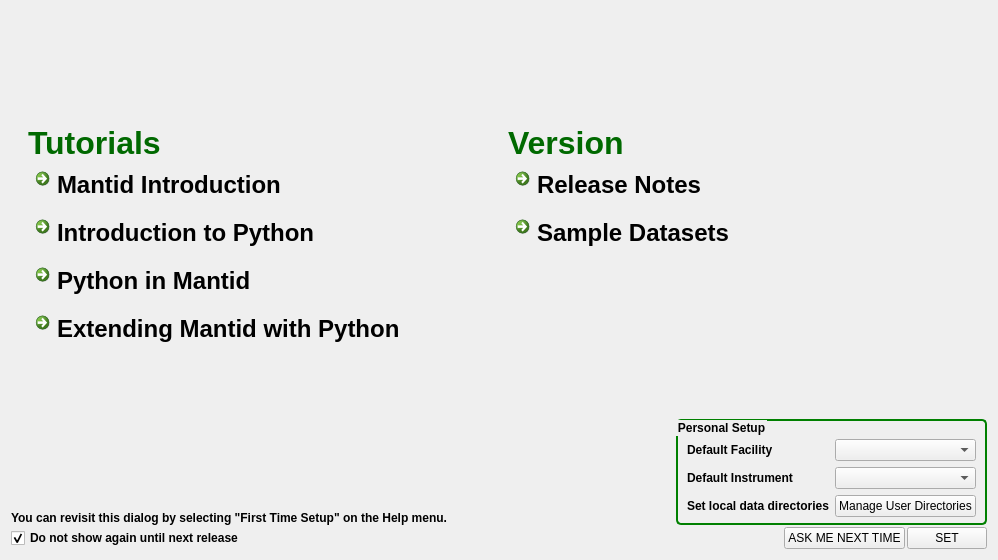
First picture: the form in Code/Mantid/MantidPlot/src/Mantid/FirstTimeSetup.ui, repository mantidproject/mantid, before the edit.
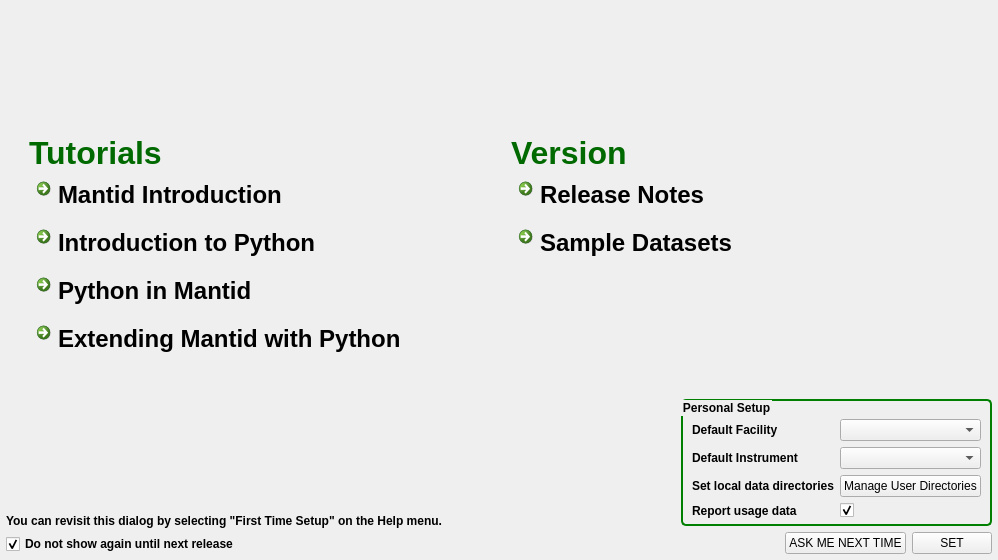
Second picture: the form after the edit. Icons and pictures are not drawn. Custom widgets are drawn as their Qt base class.

Commit message: re #10772 add opt out with confirmation to first use dialog

The edit to the form file:
```diff
--- a/Code/Mantid/MantidPlot/src/Mantid/FirstTimeSetup.ui
+++ b/Code/Mantid/MantidPlot/src/Mantid/FirstTimeSetup.ui
@@ -40,23 +40,29 @@
    <string notr="true">QDialog#FirstTimeSetup{background-image: url(:/First_use_Background.png);}
 </string>
   </property>
-  <layout class="QVBoxLayout" name="verticalLayout">
-   <property name="spacing">
-    <number>2</number>
+  <layout class="QVBoxLayout" name="verticalLayout_3">
+   <property name="leftMargin">
+    <number>6</number>
    </property>
    <property name="topMargin">
-    <number>125</number>
+    <number>135</number>
+   </property>
+   <property name="rightMargin">
+    <number>6</number>
+   </property>
+   <property name="bottomMargin">
+    <number>6</number>
    </property>
    <item>
     <layout class="QGridLayout" name="gridLayout">
      <property name="leftMargin">
-      <number>17</number>
+      <number>23</number>
      </property>
      <property name="spacing">
       <number>0</number>
      </property>
-     <item row="1" column="1">
-      <widget class="QCommandLinkButton" name="clbReleaseNotes">
+     <item row="7" column="0">
+      <widget class="QCommandLinkButton" name="clbExtendingMantid">
        <property name="font">
         <font>
          <family>Segoe UI</family>
@@ -69,11 +75,10 @@
         <enum>Qt::LeftToRight</enum>
        </property>
        <property name="styleSheet">
-        <string notr="true">color: rgb(0, 128, 0);
-color: rgb(0, 0, 0);</string>
+        <string notr="true">color: rgb(0, 0, 0);</string>
        </property>
        <property name="text">
-        <string>Release Notes</string>
+        <string>Extending Mantid with Python</string>
        </property>
        <property name="icon">
         <iconset resource="../../../Images/images.qrc">
@@ -90,25 +95,41 @@
        </property>
       </widget>
      </item>
-     <item row="0" column="1">
-      <widget class="QLabel" name="lblVersion">
+     <item row="6" column="0">
+      <widget class="QCommandLinkButton" name="clbPythonInMantid">
        <property name="font">
         <font>
          <family>Segoe UI</family>
-         <pointsize>24</pointsize>
+         <pointsize>18</pointsize>
          <weight>75</weight>
          <bold>true</bold>
         </font>
        </property>
+       <property name="layoutDirection">
+        <enum>Qt::LeftToRight</enum>
+       </property>
        <property name="styleSheet">
-        <string notr="true">color: rgb(0, 105, 0);</string>
+        <string notr="true">color: rgb(0, 0, 0);</string>
        </property>
        <property name="text">
-        <string>Version </string>
+        <string>Python in Mantid</string>
        </property>
+       <property name="icon">
+        <iconset resource="../../../Images/images.qrc">
+         <normaloff>:/win/running_process.png</normaloff>:/win/running_process.png</iconset>
+       </property>
+       <property name="iconSize">
+        <size>
+         <width>32</width>
+         <height>32</height>
+        </size>
+       </property>
+       <property name="checkable">
+        <bool>false</bool>
+       </property>
       </widget>
      </item>
-     <item row="2" column="0">
+     <item row="5" column="0">
       <widget class="QCommandLinkButton" name="clbPythonIntroduction">
        <property name="font">
         <font>
@@ -142,7 +163,7 @@
        </property>
       </widget>
      </item>
-     <item row="1" column="0">
+     <item row="4" column="0">
       <widget class="QCommandLinkButton" name="clbMantidIntroduction">
        <property name="font">
         <font>
@@ -194,7 +215,60 @@
        </property>
       </widget>
      </item>
-     <item row="2" column="1">
+     <item row="0" column="1">
+      <widget class="QLabel" name="lblVersion">
+       <property name="font">
+        <font>
+         <family>Segoe UI</family>
+         <pointsize>24</pointsize>
+         <weight>75</weight>
+         <bold>true</bold>
+        </font>
+       </property>
+       <property name="styleSheet">
+        <string notr="true">color: rgb(0, 105, 0);</string>
+       </property>
+       <property name="text">
+        <string>Version </string>
+       </property>
+      </widget>
+     </item>
+     <item row="4" column="1">
+      <widget class="QCommandLinkButton" name="clbReleaseNotes">
+       <property name="font">
+        <font>
+         <family>Segoe UI</family>
+         <pointsize>18</pointsize>
+         <weight>75</weight>
+         <bold>true</bold>
+        </font>
+       </property>
+       <property name="layoutDirection">
+        <enum>Qt::LeftToRight</enum>
+       </property>
+       <property name="styleSheet">
+        <string notr="true">color: rgb(0, 128, 0);
+color: rgb(0, 0, 0);</string>
+       </property>
+       <property name="text">
+        <string>Release Notes</string>
+       </property>
+       <property name="icon">
+        <iconset resource="../../../Images/images.qrc">
+         <normaloff>:/Icons/Notepad-Bloc-notes-icon-32x32.png</normaloff>:/Icons/Notepad-Bloc-notes-icon-32x32.png</iconset>
+       </property>
+       <property name="iconSize">
+        <size>
+         <width>32</width>
+         <height>32</height>
+        </size>
+       </property>
+       <property name="checkable">
+        <bool>false</bool>
+       </property>
+      </widget>
+     </item>
+     <item row="5" column="1">
       <widget class="QCommandLinkButton" name="clbSampleDatasets">
        <property name="font">
         <font>
@@ -228,74 +302,6 @@
        </property>
       </widget>
      </item>
-     <item row="3" column="0">
-      <widget class="QCommandLinkButton" name="clbPythonInMantid">
-       <property name="font">
-        <font>
-         <family>Segoe UI</family>
-         <pointsize>18</pointsize>
-         <weight>75</weight>
-         <bold>true</bold>
-        </font>
-       </property>
-       <property name="layoutDirection">
-        <enum>Qt::LeftToRight</enum>
-       </property>
-       <property name="styleSheet">
-        <string notr="true">color: rgb(0, 0, 0);</string>
-       </property>
-       <property name="text">
-        <string>Python in Mantid</string>
-       </property>
-       <property name="icon">
-        <iconset resource="../../../Images/images.qrc">
-         <normaloff>:/win/running_process.png</normaloff>:/win/running_process.png</iconset>
-       </property>
-       <property name="iconSize">
-        <size>
-         <width>32</width>
-         <height>32</height>
-        </size>
-       </property>
-       <property name="checkable">
-        <bool>false</bool>
-       </property>
-      </widget>
-     </item>
-     <item row="4" column="0">
-      <widget class="QCommandLinkButton" name="clbExtendingMantid">
-       <property name="font">
-        <font>
-         <family>Segoe UI</family>
-         <pointsize>18</pointsize>
-         <weight>75</weight>
-         <bold>true</bold>
-        </font>
-       </property>
-       <property name="layoutDirection">
-        <enum>Qt::LeftToRight</enum>
-       </property>
-       <property name="styleSheet">
-        <string notr="true">color: rgb(0, 0, 0);</string>
-       </property>
-       <property name="text">
-        <string>Extending Mantid with Python</string>
-       </property>
-       <property name="icon">
-        <iconset resource="../../../Images/images.qrc">
-         <normaloff>:/Icons/Plugin-Python-icon-32x32.png</normaloff>:/Icons/Plugin-Python-icon-32x32.png</iconset>
-       </property>
-       <property name="iconSize">
-        <size>
-         <width>32</width>
-         <height>32</height>
-        </size>
-       </property>
-       <property name="checkable">
-        <bool>false</bool>
-       </property>
-      </widget>
-     </item>
     </layout>
    </item>
    <item>
@@ -314,6 +320,8 @@
    <item>
     <layout class="QHBoxLayout" name="horizontalLayout_2">
      <item>
+      <layout class="QVBoxLayout" name="verticalLayout_2">
+       <item>
       <widget class="QLabel" name="lbUpdate">
        <property name="minimumSize">
         <size>
@@ -343,6 +351,28 @@
       </widget>
      </item>
      <item>
+        <widget class="QCheckBox" name="chkDoNotShowUntilNextRelease">
+         <property name="font">
+          <font>
+           <family>Segoe UI</family>
+           <weight>75</weight>
+           <bold>true</bold>
+          </font>
+         </property>
+         <property name="styleSheet">
+          <string notr="true">color: rgb(0, 0, 0);</string>
+         </property>
+         <property name="text">
+          <string>Do not show again until next release</string>
+         </property>
+         <property name="checked">
+          <bool>true</bool>
+         </property>
+        </widget>
+       </item>
+      </layout>
+     </item>
+     <item>
       <spacer name="horizontalSpacer_2">
        <property name="orientation">
         <enum>Qt::Horizontal</enum>
@@ -356,6 +386,8 @@
       </spacer>
      </item>
      <item>
+      <layout class="QVBoxLayout" name="verticalLayout">
+       <item>
       <widget class="QGroupBox" name="grpPersonalSetup">
        <property name="font">
         <font>
@@ -465,33 +497,35 @@
           </property>
          </widget>
         </item>
-       </layout>
-      </widget>
-     </item>
-    </layout>
+          <item row="3" column="1">
+           <widget class="QCheckBox" name="chkAllowUsageData">
+            <property name="text">
+             <string/>
+            </property>
+            <property name="checked">
+             <bool>true</bool>
+            </property>
+           </widget>
+          </item>
+          <item row="3" column="0">
+           <widget class="QLabel" name="lblAllowUsageData">
+            <property name="font">
+             <font>
+              <family>Segoe UI</family>
+              <weight>75</weight>
+              <bold>true</bold>
+             </font>
+            </property>
+            <property name="text">
+             <string>Report usage data</string>
+            </property>
+           </widget>
+          </item>
+         </layout>
+        </widget>
    </item>
    <item>
     <layout class="QHBoxLayout" name="horizontalLayout">
-     <item>
-      <widget class="QCheckBox" name="chkDoNotShowUntilNextRelease">
-       <property name="font">
-        <font>
-         <family>Segoe UI</family>
-         <weight>75</weight>
-         <bold>true</bold>
-        </font>
-       </property>
-       <property name="styleSheet">
-        <string notr="true">color: rgb(0, 0, 0);</string>
-       </property>
-       <property name="text">
-        <string>Do not show again until next release</string>
-       </property>
-       <property name="checked">
-        <bool>true</bool>
-       </property>
-      </widget>
-     </item>
      <item>
       <spacer name="horizontalSpacer">
        <property name="orientation">
@@ -527,6 +561,10 @@
         <bool>false</bool>
        </property>
       </widget>
+         </item>
+        </layout>
+       </item>
+      </layout>
      </item>
     </layout>
    </item>
```
Left out of the diff: 2 changed lines with no effect on the pictures. Lines whose indentation alone changed are shown as unchanged. The commit also changes 2 other files.
